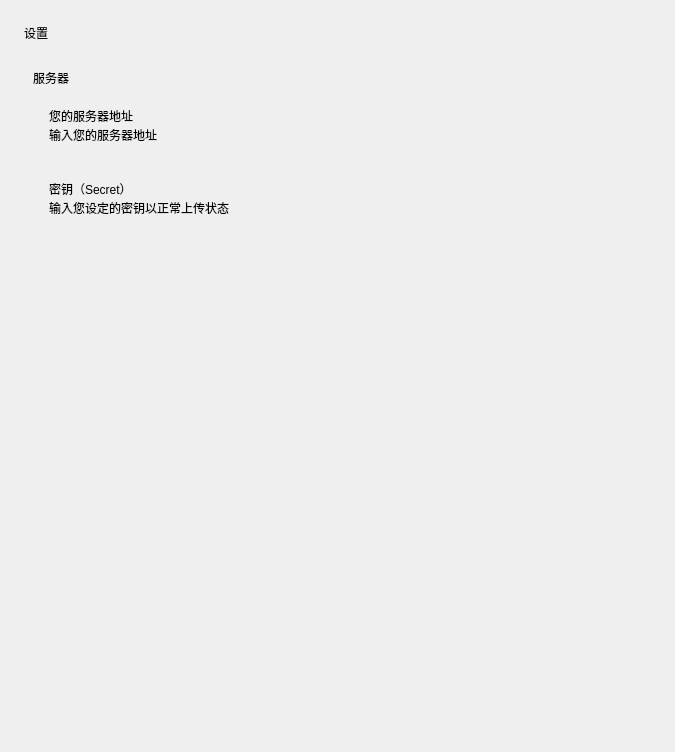
First picture: the form in assets/ui/settings.ui, repository xuanxuan1231/sleepy-client4mac, before the edit.
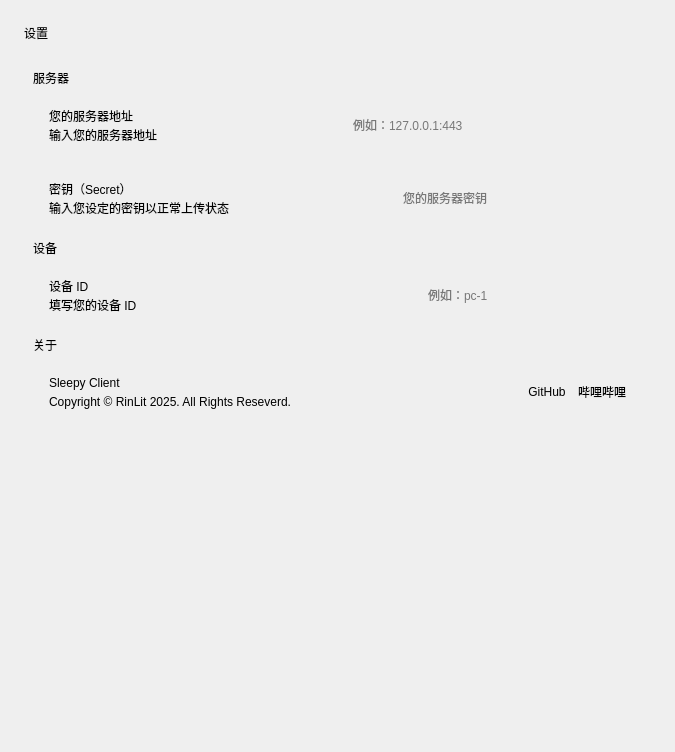
Second picture: the form after the edit. Custom widgets are drawn as their Qt base class.

```diff
--- a/assets/ui/settings.ui
+++ b/assets/ui/settings.ui
@@ -129,17 +129,115 @@
              <widget class="LineEdit" name="LineEdit">
               <property name="maximumSize">
                <size>
-                <width>200</width>
+                <width>275</width>
                 <height>33</height>
                </size>
               </property>
+              <property name="placeholderText">
+               <string>例如：127.0.0.1:443</string>
+              </property>
              </widget>
             </item>
            </layout>
           </widget>
          </item>
          <item>
-          <widget class="CardWidget" name="CardWidget_8">
+          <widget class="CardWidget" name="CardWidget_9">
+           <property name="minimumSize">
+            <size>
+             <width>0</width>
+             <height>70</height>
+            </size>
+           </property>
+           <layout class="QHBoxLayout" name="horizontalLayout_10">
+            <property name="leftMargin">
+             <number>16</number>
+            </property>
+            <property name="topMargin">
+             <number>16</number>
+            </property>
+            <property name="rightMargin">
+             <number>16</number>
+            </property>
+            <property name="bottomMargin">
+             <number>16</number>
+            </property>
+            <item>
+             <layout class="QVBoxLayout" name="verticalLayout_14">
+              <property name="spacing">
+               <number>0</number>
+              </property>
+              <item>
+               <widget class="StrongBodyLabel" name="StrongBodyLabel_10">
+                <property name="text">
+                 <string>密钥（Secret）</string>
+                </property>
+               </widget>
+              </item>
+              <item>
+               <widget class="CaptionLabel" name="CaptionLabel_9">
+                <property name="text">
+                 <string>输入您设定的密钥以正常上传状态</string>
+                </property>
+                <property name="wordWrap">
+                 <bool>false</bool>
+                </property>
+                <property name="lightColor" stdset="0">
+                 <color alpha="150">
+                  <red>0</red>
+                  <green>0</green>
+                  <blue>0</blue>
+                 </color>
+                </property>
+                <property name="darkColor" stdset="0">
+                 <color alpha="200">
+                  <red>255</red>
+                  <green>255</green>
+                  <blue>255</blue>
+                 </color>
+                </property>
+               </widget>
+              </item>
+             </layout>
+            </item>
+            <item>
+             <widget class="PasswordLineEdit" name="secret">
+              <property name="sizePolicy">
+               <sizepolicy hsizetype="Expanding" vsizetype="Fixed">
+                <horstretch>0</horstretch>
+                <verstretch>0</verstretch>
+               </sizepolicy>
+              </property>
+              <property name="maximumSize">
+               <size>
+                <width>225</width>
+                <height>33</height>
+               </size>
+              </property>
+              <property name="placeholderText">
+               <string>您的服务器密钥</string>
+              </property>
+             </widget>
+            </item>
+           </layout>
+          </widget>
+         </item>
+        </layout>
+       </item>
+       <item>
+        <layout class="QVBoxLayout" name="verticalLayout_6">
+         <property name="spacing">
+          <number>3</number>
+         </property>
+         <item>
+          <widget class="SubtitleLabel" name="SubtitleLabel_4">
+           <property name="text">
+            <string>设备</string>
+           </property>
+          </widget>
+         </item>
+         <item>
+          <widget class="CardWidget" name="CardWidget_11">
            <property name="minimumSize">
             <size>
              <width>0</width>
@@ -167,14 +265,14 @@
               <item>
                <widget class="StrongBodyLabel" name="StrongBodyLabel_9">
                 <property name="text">
-                 <string>密钥（Secret）</string>
+                 <string>设备 ID</string>
                 </property>
                </widget>
               </item>
               <item>
                <widget class="CaptionLabel" name="CaptionLabel_8">
                 <property name="text">
-                 <string>输入您设定的密钥以正常上传状态</string>
+                 <string>填写您的设备 ID</string>
                 </property>
                 <property name="wordWrap">
                  <bool>false</bool>
@@ -204,6 +302,114 @@
                 <width>200</width>
                 <height>33</height>
                </size>
+              </property>
+              <property name="placeholderText">
+               <string>例如：pc-1</string>
+              </property>
+             </widget>
+            </item>
+           </layout>
+          </widget>
+         </item>
+        </layout>
+       </item>
+       <item>
+        <layout class="QVBoxLayout" name="verticalLayout_7">
+         <property name="spacing">
+          <number>3</number>
+         </property>
+         <item>
+          <widget class="SubtitleLabel" name="SubtitleLabel_5">
+           <property name="text">
+            <string>关于</string>
+           </property>
+          </widget>
+         </item>
+         <item>
+          <widget class="CardWidget" name="CardWidget_12">
+           <property name="minimumSize">
+            <size>
+             <width>0</width>
+             <height>70</height>
+            </size>
+           </property>
+           <layout class="QHBoxLayout" name="horizontalLayout_11">
+            <property name="spacing">
+             <number>12</number>
+            </property>
+            <property name="leftMargin">
+             <number>16</number>
+            </property>
+            <property name="topMargin">
+             <number>16</number>
+            </property>
+            <property name="rightMargin">
+             <number>16</number>
+            </property>
+            <property name="bottomMargin">
+             <number>16</number>
+            </property>
+            <item>
+             <layout class="QVBoxLayout" name="verticalLayout_15">
+              <property name="spacing">
+               <number>0</number>
+              </property>
+              <item>
+               <widget class="StrongBodyLabel" name="StrongBodyLabel_11">
+                <property name="text">
+                 <string>Sleepy Client</string>
+                </property>
+               </widget>
+              </item>
+              <item>
+               <widget class="CaptionLabel" name="CaptionLabel_10">
+                <property name="text">
+                 <string>Copyright © RinLit 2025. All Rights Reseverd.</string>
+                </property>
+                <property name="wordWrap">
+                 <bool>false</bool>
+                </property>
+                <property name="lightColor" stdset="0">
+                 <color alpha="150">
+                  <red>0</red>
+                  <green>0</green>
+                  <blue>0</blue>
+                 </color>
+                </property>
+                <property name="darkColor" stdset="0">
+                 <color alpha="200">
+                  <red>255</red>
+                  <green>255</green>
+                  <blue>255</blue>
+                 </color>
+                </property>
+               </widget>
+              </item>
+             </layout>
+            </item>
+            <item>
+             <widget class="HyperlinkLabel" name="github_link">
+              <property name="sizePolicy">
+               <sizepolicy hsizetype="Maximum" vsizetype="Fixed">
+                <horstretch>0</horstretch>
+                <verstretch>0</verstretch>
+               </sizepolicy>
+              </property>
+              <property name="text">
+               <string>GitHub</string>
+              </property>
+             </widget>
+            </item>
+            <item>
+             <widget class="HyperlinkLabel" name="bilibili_link">
+              <property name="sizePolicy">
+               <sizepolicy hsizetype="Maximum" vsizetype="Fixed">
+                <horstretch>0</horstretch>
+                <verstretch>0</verstretch>
+               </sizepolicy>
+              </property>
+              <property name="text">
+               <string>哔哩哔哩</string>
               </property>
              </widget>
             </item>
@@ -283,11 +489,21 @@
    <extends>QLabel</extends>
    <header>qfluentwidgets</header>
   </customwidget>
+  <customwidget>
+   <class>HyperlinkLabel</class>
+   <extends>QPushButton</extends>
+   <header>qfluentwidgets</header>
+  </customwidget>
   <customwidget>
    <class>LineEdit</class>
    <extends>QLineEdit</extends>
    <header>qfluentwidgets</header>
   </customwidget>
+  <customwidget>
+   <class>PasswordLineEdit</class>
+   <extends>LineEdit</extends>
+   <header>qfluentwidgets</header>
+  </customwidget>
  </customwidgets>
  <resources/>
  <connections/>
```
Left out of the diff: 4 changed lines with no effect on the pictures.
